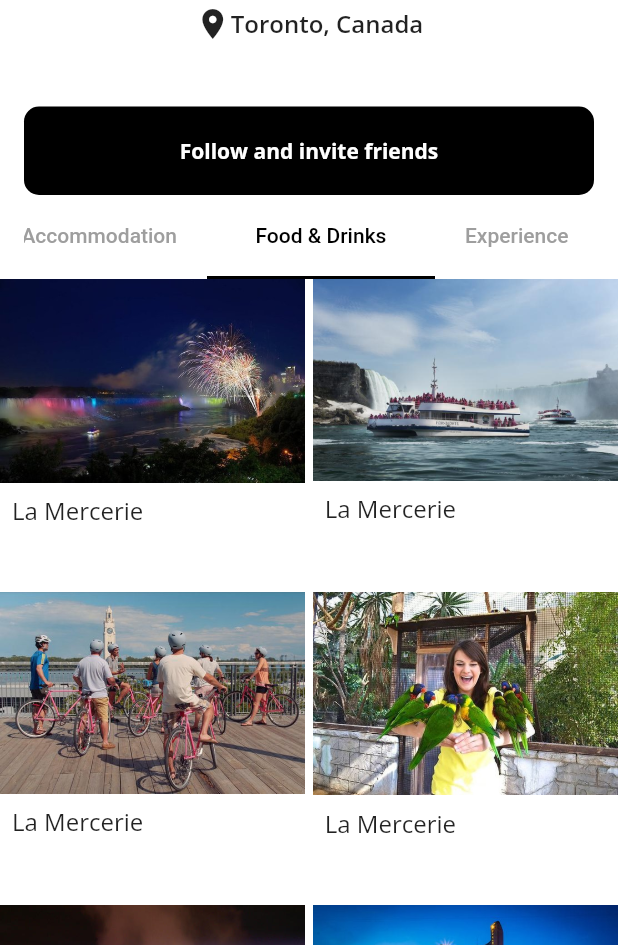
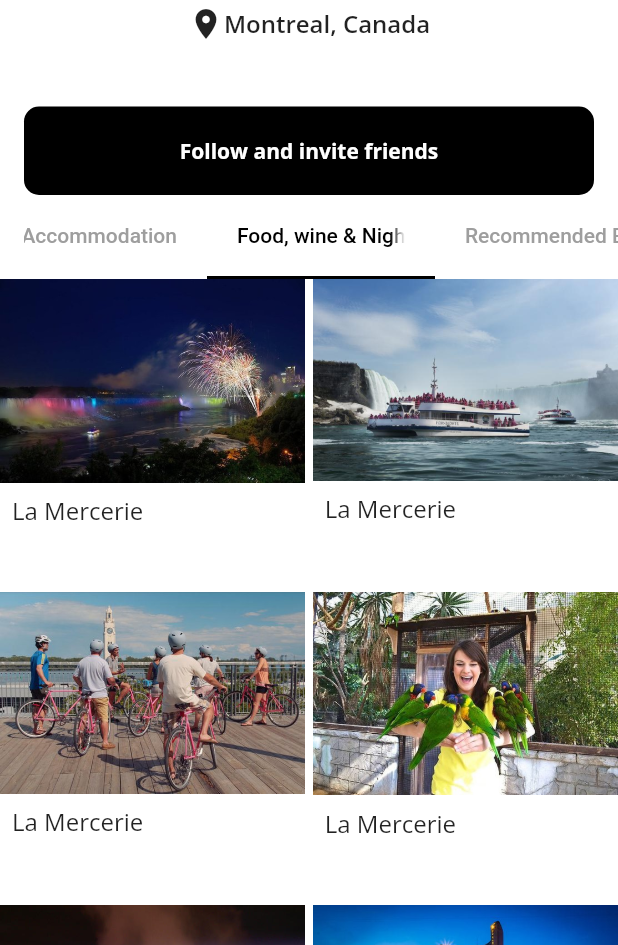
Before and after one commit to ayotech-py/free-time-planner, a Flutter app: the ProfileView screen opened directly, tab 3 chosen, on a phone screen of 412 x 824 dp, the part 291-1236 px from its top. Run offline on Flutter 3.47's test engine with Material 2 defaults, Android fonts, the phone set to English and light mode, and no system bars; drawn by our look-alikes of cached_network_image; our stand-ins replace cloud_firestore, device_preview, firebase_auth, firebase_core, geocoding, geolocator and 2 more; accounts and stored records are empty; network calls fail; statements that could not run were skipped.

Commit message:
categories&bio renamed on the home&profile page.

```diff
--- a/lib/features/free_time_planner/tabs/home/home_view.dart
+++ b/lib/features/free_time_planner/tabs/home/home_view.dart
@@ -38,7 +38,7 @@ class HomeView extends StatelessWidget {
                       children: [
                         const Avatar.large(
                             url:
-                                'https://t4.ftcdn.net/jpg/03/64/21/11/360_F_364211147_1qgLVxv1Tcq0Ohz3FawUfrtONzz8nq3e.jpg'),
+                                'https://encrypted-tbn0.gstatic.com/images?q=tbn:ANd9GcS4gblbqeZrSBciDkbuqbbLH0DgAxQjd2TUP6HnqWygeg&s'),
                         const SizedBox(
                           width: 8.0,
                         ),
@@ -92,37 +92,37 @@ class HomeView extends StatelessWidget {
                               Padding(
                                 padding: EdgeInsets.all(4.0),
                                 child: Tab(
-                                  text: 'Hodels',
+                                  text: 'Hotels and Accomodation',
                                 ),
                               ),
                               SizedBox(
                                 width: 120,
                                 child: Padding(
                                   padding: EdgeInsets.all(4.0),
-                                  child: Tab(text: 'Resturants'),
+                                  child: Tab(text: 'Food,wine and nightlife'),
                                 ),
                               ),
                               Padding(
                                 padding: EdgeInsets.all(4.0),
                                 child: Tab(
-                                  text: 'Cinemas',
+                                  text: 'Recommended Experience',
                                 ),
                               ),
                               Padding(
                                 padding: EdgeInsets.all(4.0),
                                 child: Tab(
-                                  text: 'Malls',
+                                  text: 'Other Services',
                                 ),
                               ),
                               Padding(
                                 padding: EdgeInsets.all(4.0),
                                 child: Tab(
-                                  text: 'Museuns',
+                                  text: 'Tours and sightseeing',
                                 ),
                               ),
                               Padding(
                                 padding: EdgeInsets.all(4.0),
-                                child: Tab(text: 'Favorites'),
+                                child: Tab(text: 'Other activities'),
                               ),
                             ],
                           ),
--- a/lib/features/free_time_planner/tabs/profile/edit_profile/edit_profile_view.dart
+++ b/lib/features/free_time_planner/tabs/profile/edit_profile/edit_profile_view.dart
@@ -108,10 +108,10 @@ class EditProfileView extends StatelessWidget {
                   ),
                   textAndTextField(
                       controller: controller.biocontroller,
-                      formName: 'Enter your bio',
+                      formName: 'Purpose of visit',
                       minline: 5,
                       maxLine: 6,
-                      hintText: 'Describe yourself...'),
+                      hintText: 'Short description...'),
                   const SizedBox(
                     height: 24.0,
                   ),
--- a/lib/features/free_time_planner/tabs/profile/profile_view.dart
+++ b/lib/features/free_time_planner/tabs/profile/profile_view.dart
@@ -74,7 +74,7 @@ class ProfileView extends StatelessWidget {
                     children: [
                       Icon(Icons.location_on),
                       AppText(
-                        controller.userData.location ?? 'Toronto, Canada',
+                        controller.userData.location ?? 'Montreal, Canada',
                         size: 16,
                         fontWeight: FontWeight.w600,
                       ),
@@ -148,37 +148,37 @@ class ProfileView extends StatelessWidget {
                               Padding(
                                 padding: EdgeInsets.all(4.0),
                                 child: Tab(
-                                  text: 'Hodels & Accommodation',
+                                  text: 'Hotels & Accommodation',
                                 ),
                               ),
                               SizedBox(
                                 width: 120,
                                 child: Padding(
                                   padding: EdgeInsets.all(4.0),
-                                  child: Tab(text: 'Food & Drinks'),
+                                  child: Tab(text: 'Food, wine & Nightlife'),
                                 ),
                               ),
                               Padding(
                                 padding: EdgeInsets.all(4.0),
                                 child: Tab(
-                                  text: 'Experience',
+                                  text: 'Recommended Experience',
                                 ),
                               ),
                               Padding(
                                 padding: EdgeInsets.all(4.0),
                                 child: Tab(
-                                  text: 'Service',
+                                  text: 'Other Services',
                                 ),
                               ),
                               Padding(
                                 padding: EdgeInsets.all(4.0),
                                 child: Tab(
-                                  text: 'Product',
+                                  text: 'tours & sightseeing',
                                 ),
                               ),
                               Padding(
                                 padding: EdgeInsets.all(4.0),
-                                child: Tab(text: 'Hit List'),
+                                child: Tab(text: 'Outdoor activities'),
                               ),
                             ],
                           ),
```
